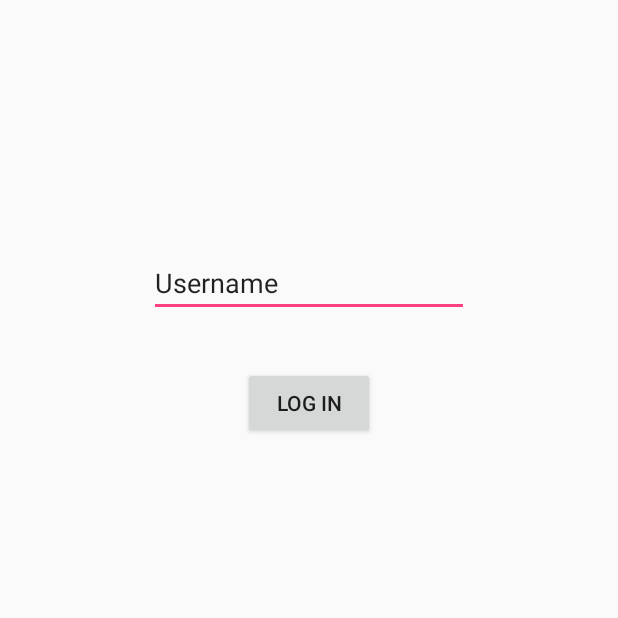
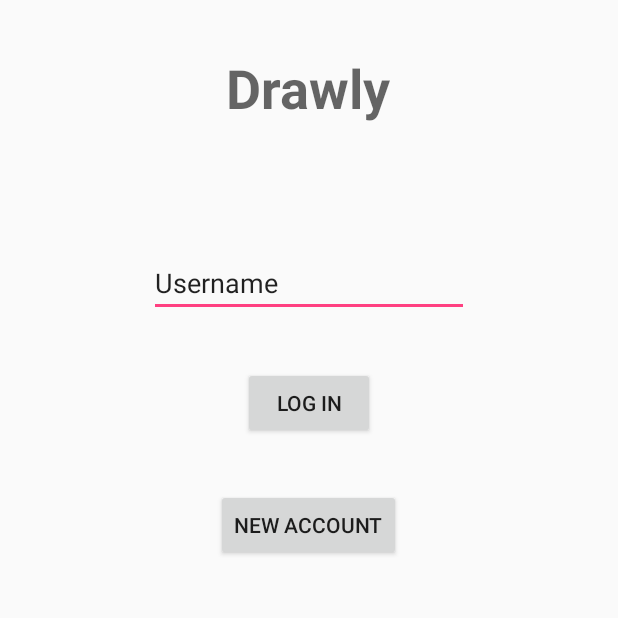
Before and after one commit to EirikRogno/tdt4240_project, an Android app: the LogInActivity screen opened directly, with no data from a screen before it, on a phone screen of 412 x 824 dp, the top half of it. Run offline under Robolectric (Android 15) with nearby library versions, the phone set to English and light mode, and no system bars; 1 statement that could not run was skipped.

Commit message:
edited main menu view and the logIn view

```diff
--- a/app/src/main/java/com/example/eirik/tdt4240_project/logIn/LogInActivity.java
+++ b/app/src/main/java/com/example/eirik/tdt4240_project/logIn/LogInActivity.java
@@ -1,17 +1,36 @@
 package com.example.eirik.tdt4240_project.logIn;
 
+import android.content.Intent;
 import android.support.v7.app.AppCompatActivity;
 import android.os.Bundle;
+import android.view.View;
+import android.widget.Button;
 
 import com.example.eirik.tdt4240_project.R;
+import com.example.eirik.tdt4240_project.mainMenu.MainMenuActivity;
+
 
 public class LogInActivity extends AppCompatActivity {
 
-    //login button
-    //username
+    /*
+    public void inputButtonOnClick(View v){
+        if(v.getId() == R.id.logInButton){
+            Intent i = new Intent(LogInActivity.this, MainMenuActivity.class);
+            startActivity(i);
+        }
+    }
+    */
 
-    public Boolean onActionLoginButton(){
-        return null;
+    Button logInButton = (Button) findViewById(R.id.btnLogIn);
+
+    public void inputButtionOnClick(View v){
+        if(v.getId() == R.id.btnLogIn){
+            logInButton.setOnClickListener(new View.OnClickListener(){
+                public void onClick(View v){
+                    startActivity(new Intent(LogInActivity.this, MainMenuActivity.class));
+                }
+            });
+        }
     }
 
     @Override
--- a/app/src/main/res/layout/activity_log_in.xml
+++ b/app/src/main/res/layout/activity_log_in.xml
@@ -10,7 +10,7 @@
     tools:context="com.example.eirik.tdt4240_project.logIn.LogInActivity">
 
     <EditText
-        android:id="@+id/textUsername"
+        android:id="@+id/txtUsername"
         android:layout_width="wrap_content"
         android:layout_height="wrap_content"
         android:layout_marginTop="150dp"
@@ -21,11 +21,36 @@
         android:layout_centerHorizontal="true" />
 
     <Button
-        android:id="@+id/logInButton"
+        android:id="@+id/btnLogIn"
         android:layout_width="wrap_content"
         android:layout_height="wrap_content"
         android:text="Log in"
-        android:layout_below="@+id/textUsername"
+        android:layout_below="@+id/txtUsername"
         android:layout_centerHorizontal="true"
         android:layout_marginTop="33dp" />
+
+    <Button
+        android:id="@+id/btnNewAcc"
+        android:layout_width="wrap_content"
+        android:layout_height="wrap_content"
+        android:layout_below="@+id/btnLogIn"
+        android:layout_centerHorizontal="true"
+        android:layout_marginTop="33dp"
+        android:text="New account" />
+
+    <TextView
+        android:id="@+id/txtTitle"
+        android:layout_width="wrap_content"
+        android:layout_height="wrap_content"
+        android:layout_alignParentTop="true"
+        android:layout_centerHorizontal="true"
+        android:layout_marginTop="18dp"
+        android:text="Drawly"
+        android:textAlignment="center"
+        android:textAppearance="@style/TextAppearance.AppCompat.Display2"
+        android:textColorLink="@android:color/holo_orange_dark"
+        android:textSize="36sp"
+        android:textStyle="bold"
+        tools:textColor="@android:color/holo_orange_dark" />
+
 </RelativeLayout>
```
Also changed, not shown: app/src/main/res/layout/activity_main_menu.xml (+31 -0 lines).
